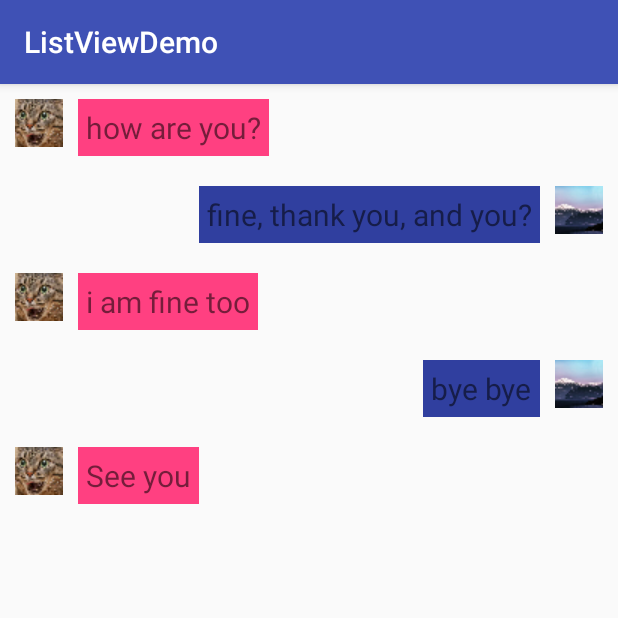
After one commit to rexnie/ListViewDemo, an Android app: the ChatListViewTestActivity screen opened directly, with no data from a screen before it, on a phone screen of 412 x 824 dp, the top half of it. The commit adds this screen. Run offline under Robolectric (Android 15) with nearby library versions, the phone set to English and light mode, and no system bars.

Commit message:
ListView 定制: 模仿微信的聊天对话框

```diff
--- a/app/src/main/AndroidManifest.xml
+++ b/app/src/main/AndroidManifest.xml
@@ -25,6 +25,8 @@
             android:name=".AutoShowHideLayoutActivity"
             android:theme="@style/AppTheme.NoActionBar">
         </activity>
+        <activity android:name=".ChatListViewTestActivity">
+        </activity>
     </application>
 
 </manifest>
--- /dev/null
+++ b/app/src/main/java/com/example/android/listviewdemo/ChatItemBean.java
@@ -0,0 +1,60 @@
+package com.example.android.listviewdemo;
+
+import android.graphics.Bitmap;
+import android.util.Log;
+
+import static android.content.ContentValues.TAG;
+
+/**
+ * Created by niedaocai on 18/11/2016.
+ */
+
+public class ChatItemBean {
+    public static final int ITEM_TYPE_IN = 0;
+    public static final int ITEM_TYPE_OUT = 1;
+    public static final int ITEM_TYPE_COUNT = 2;
+
+    private int mType;
+    private String mText;
+    private Bitmap mIcon;
+
+    public ChatItemBean(int type, String text, Bitmap icon) {
+        if (type != ChatItemBean.ITEM_TYPE_IN && type != ChatItemBean.ITEM_TYPE_OUT) {
+            Log.d(TAG, "newChatItem: type must be IN/OUT");
+            return;
+        }
+
+        if (text.isEmpty()) {
+            Log.d(TAG, "newChatItem: text can't be empty");
+            return;
+        }
+
+        mType = type;
+        mText = text;
+        mIcon = icon;
+    }
+
+    public int getType() {
+        return mType;
+    }
+
+    public void setType(int type) {
+        mType = type;
+    }
+
+    public String getText() {
+        return mText;
+    }
+
+    public void setText(String text) {
+        mText = text;
+    }
+
+    public Bitmap getIcon() {
+        return mIcon;
+    }
+
+    public void setIcon(Bitmap icon) {
+        mIcon = icon;
+    }
+}
--- /dev/null
+++ b/app/src/main/java/com/example/android/listviewdemo/ChatListViewAdapter.java
@@ -0,0 +1,81 @@
+package com.example.android.listviewdemo;
+
+import android.content.Context;
+import android.view.LayoutInflater;
+import android.view.View;
+import android.view.ViewGroup;
+import android.widget.BaseAdapter;
+import android.widget.ImageView;
+import android.widget.TextView;
+
+import java.util.List;
+
+/**
+ * Created by niedaocai on 18/11/2016.
+ */
+
+public class ChatListViewAdapter extends BaseAdapter {
+    private List<ChatItemBean> mData;
+    private LayoutInflater mInflater;
+
+    public ChatListViewAdapter(Context context, List<ChatItemBean> data) {
+        mData = data;
+        mInflater = LayoutInflater.from(context);
+    }
+
+    @Override
+    public int getCount() {
+        return mData.size();
+    }
+
+    @Override
+    public Object getItem(int position) {
+        return mData.get(position);
+    }
+
+    @Override
+    public long getItemId(int position) {
+        return position;
+    }
+
+    @Override
+    public int getItemViewType(int position) {
+        ChatItemBean bean = (ChatItemBean) getItem(position);
+        return bean.getType();
+    }
+
+    @Override
+    public int getViewTypeCount() {
+        return ChatItemBean.ITEM_TYPE_COUNT;
+    }
+
+    @Override
+    public View getView(int position, View convertView, ViewGroup parent) {
+        ViewHolder holder;
+        ChatItemBean bean = (ChatItemBean) getItem(position);
+        if (convertView == null) {
+            holder = new ViewHolder();
+            int type = getItemViewType(position);
+            if (type == ChatItemBean.ITEM_TYPE_IN) {
+                convertView = mInflater.inflate(R.layout.chat_item_in, null);
+                holder.ivItem = (ImageView) convertView.findViewById(R.id.iv_item_in);
+                holder.tvText = (TextView) convertView.findViewById(R.id.tv_text_in);
+            } else if (type == ChatItemBean.ITEM_TYPE_OUT) {
+                convertView = mInflater.inflate(R.layout.chat_item_out, null);
+                holder.ivItem = (ImageView) convertView.findViewById(R.id.iv_item_out);
+                holder.tvText = (TextView) convertView.findViewById(R.id.tv_text_out);
+            }
+            convertView.setTag(holder);
+        } else {
+            holder = (ViewHolder) convertView.getTag();
+        }
+        holder.ivItem.setImageBitmap(bean.getIcon());
+        holder.tvText.setText(bean.getText());
+        return convertView;
+    }
+
+    private final class ViewHolder {
+        ImageView ivItem;
+        TextView tvText;
+    }
+}
--- /dev/null
+++ b/app/src/main/java/com/example/android/listviewdemo/ChatListViewTestActivity.java
@@ -0,0 +1,44 @@
+package com.example.android.listviewdemo;
+
+import android.content.res.Resources;
+import android.graphics.BitmapFactory;
+import android.os.Bundle;
+import android.support.v7.app.AppCompatActivity;
+import android.widget.ListView;
+
+import java.util.ArrayList;
+import java.util.List;
+
+public class ChatListViewTestActivity extends AppCompatActivity {
+    private static final String TAG = "ChatListViewTest";
+
+    private ListView mListView;
+
+    @Override
+    protected void onCreate(Bundle savedInstanceState) {
+        super.onCreate(savedInstanceState);
+        setContentView(R.layout.activity_chat_list_view_test);
+
+        mListView = (ListView) findViewById(R.id.lv_list);
+
+        List<ChatItemBean> datas = new ArrayList<>();
+        Resources res = getResources();
+        BitmapFactory.Options outOpts = new BitmapFactory.Options();
+        outOpts.inSampleSize = 20;
+        datas.add(new ChatItemBean(ChatItemBean.ITEM_TYPE_IN, "how are you?",
+                BitmapFactory.decodeResource(res, R.drawable.chat_icon_in, outOpts)));
+
+        datas.add(new ChatItemBean(ChatItemBean.ITEM_TYPE_OUT, "fine, thank you, and you?",
+                BitmapFactory.decodeResource(res, R.drawable.chat_icon_out, outOpts)));
+
+        datas.add(new ChatItemBean(ChatItemBean.ITEM_TYPE_IN, "i am fine too",
+                BitmapFactory.decodeResource(res, R.drawable.chat_icon_in, outOpts)));
+
+        datas.add(new ChatItemBean(ChatItemBean.ITEM_TYPE_OUT, "bye bye",
+                BitmapFactory.decodeResource(res, R.drawable.chat_icon_out, outOpts)));
+
+        datas.add(new ChatItemBean(ChatItemBean.ITEM_TYPE_IN, "See you",
+                BitmapFactory.decodeResource(res, R.drawable.chat_icon_in, outOpts)));
+        mListView.setAdapter(new ChatListViewAdapter(this, datas));
+    }
+}
--- a/app/src/main/java/com/example/android/listviewdemo/MainActivity.java
+++ b/app/src/main/java/com/example/android/listviewdemo/MainActivity.java
@@ -13,6 +13,7 @@ public class MainActivity extends AppCompatActivity implements View.OnClickListe
     private Button mStartSimpleButton;
     private Button mStartBaseButton;
     private Button mStartAutoButton;
+    private Button mStartChatButton;
 
     @Override
     protected void onCreate(Bundle savedInstanceState) {
@@ -21,12 +22,14 @@ public class MainActivity extends AppCompatActivity implements View.OnClickListe
         mStartArrayButton = (Button) findViewById(R.id.btn_start_activity_array);
         mStartSimpleButton = (Button) findViewById(R.id.btn_start_activity_simple);
         mStartBaseButton = (Button) findViewById(R.id.btn_start_activity_base);
-        mStartAutoButton = (Button) findViewById(R.id.btn_start_activity_Auto);
+        mStartAutoButton = (Button) findViewById(R.id.btn_start_activity_auto);
+        mStartChatButton = (Button) findViewById(R.id.btn_start_activity_chat);
 
         mStartArrayButton.setOnClickListener(this);
         mStartSimpleButton.setOnClickListener(this);
         mStartBaseButton.setOnClickListener(this);
         mStartAutoButton.setOnClickListener(this);
+        mStartChatButton.setOnClickListener(this);
 
     }
 
@@ -41,8 +44,11 @@ public class MainActivity extends AppCompatActivity implements View.OnClickListe
             case R.id.btn_start_activity_base:
                 startActivity(new Intent(this, BaseAdapterActivity.class));
                 break;
-            case R.id.btn_start_activity_Auto:
+            case R.id.btn_start_activity_auto:
                 startActivity(new Intent(this, AutoShowHideLayoutActivity.class));
+                break;
+            case R.id.btn_start_activity_chat:
+                startActivity(new Intent(this, ChatListViewTestActivity.class));
                 break;
             default:
                 Log.e(TAG, "onClick: unknown id = " + v.getId());
--- /dev/null
+++ b/app/src/main/res/layout/activity_chat_list_view_test.xml
@@ -0,0 +1,14 @@
+<?xml version="1.0" encoding="utf-8"?>
+<LinearLayout
+    xmlns:android="http://schemas.android.com/apk/res/android"
+    android:orientation="vertical"
+    android:layout_height="match_parent"
+    android:layout_width="match_parent">
+
+    <ListView
+        android:layout_width="match_parent"
+        android:layout_height="match_parent"
+        android:id="@+id/lv_list"
+        android:divider="@null"
+        />
+</LinearLayout>
--- a/app/src/main/res/layout/activity_main.xml
+++ b/app/src/main/res/layout/activity_main.xml
@@ -29,8 +29,15 @@
     <Button
         android:layout_width="match_parent"
         android:layout_height="wrap_content"
-        android:id="@+id/btn_start_activity_Auto"
+        android:id="@+id/btn_start_activity_auto"
         android:textAllCaps="false"
         android:text="AutoShowHideLayout"/>
 
+    <Button
+        android:layout_width="match_parent"
+        android:layout_height="wrap_content"
+        android:id="@+id/btn_start_activity_chat"
+        android:textAllCaps="false"
+        android:text="ChatListViewTest"/>
+
 </LinearLayout>
--- /dev/null
+++ b/app/src/main/res/layout/chat_item_in.xml
@@ -0,0 +1,26 @@
+<?xml version="1.0" encoding="utf-8"?>
+<RelativeLayout xmlns:android="http://schemas.android.com/apk/res/android"
+                android:orientation="horizontal"
+                android:layout_width="match_parent"
+                android:layout_height="match_parent"
+                android:padding="10dp"
+                android:gravity="center_vertical">
+
+    <ImageView
+        android:layout_width="wrap_content"
+        android:layout_height="wrap_content"
+        android:id="@+id/iv_item_in"
+        android:layout_alignParentLeft="true"
+        android:src="@drawable/chat_icon_in">
+    </ImageView>
+
+    <TextView
+        android:layout_width="wrap_content"
+        android:layout_height="wrap_content"
+        android:id="@+id/tv_text_in"
+        android:layout_toRightOf="@id/iv_item_in"
+        android:layout_marginLeft="10dp"
+        android:padding="5dp"
+        android:background="@color/colorAccent"
+        android:textSize="20sp"/>
+</RelativeLayout>
--- /dev/null
+++ b/app/src/main/res/layout/chat_item_out.xml
@@ -0,0 +1,27 @@
+<?xml version="1.0" encoding="utf-8"?>
+<RelativeLayout xmlns:android="http://schemas.android.com/apk/res/android"
+                android:orientation="horizontal"
+                android:layout_width="match_parent"
+                android:layout_height="match_parent"
+                android:padding="10dp"
+                android:gravity="center_vertical">
+
+    <ImageView
+        android:layout_width="wrap_content"
+        android:layout_height="wrap_content"
+        android:id="@+id/iv_item_out"
+        android:layout_alignParentRight="true"
+        android:src="@drawable/ic_setting">
+    </ImageView>
+
+    <TextView
+        android:layout_width="wrap_content"
+        android:layout_height="wrap_content"
+        android:id="@+id/tv_text_out"
+        android:layout_toLeftOf="@id/iv_item_out"
+        android:background="@color/colorPrimaryDark"
+        android:layout_marginRight="10dp"
+        android:padding="5dp"
+        android:textSize="20sp"/>
+
+</RelativeLayout>
```
Also changed, not shown: app/src/main/res/drawable/chat_icon_in.jpg (added), app/src/main/res/drawable/chat_icon_out.jpg (added).
